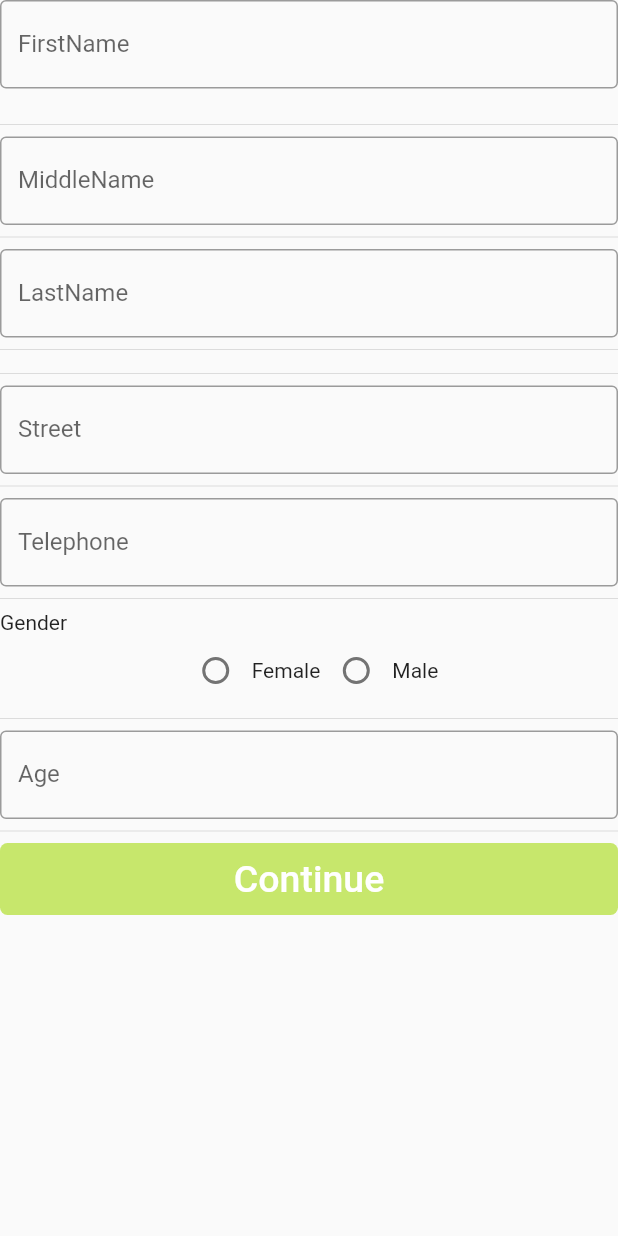
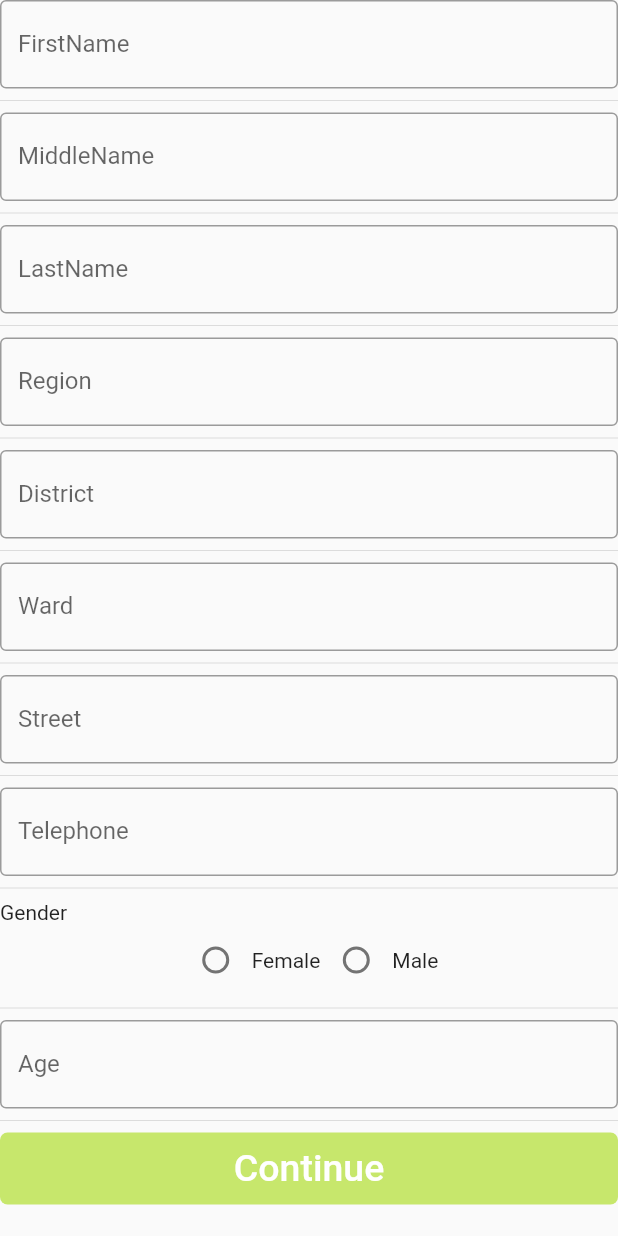
Before and after one commit to MKUTA-PROJECT/MKUTA-Mobile, a Flutter app: the RegisterForm widget shown alone on an empty page, opened directly, on a phone screen of 412 x 824 dp. Run offline on Flutter 3.47's test engine with Material 2 defaults, Android fonts, the light colour scheme and no system bars; our stand-ins replace pie_chart, sqflite; accounts and stored records are empty; network calls fail; statements that could not run were skipped.

Commit message:
some minor correction

```diff
--- a/lib/UI/model/patientResult.dart
+++ b/lib/UI/model/patientResult.dart
@@ -2,7 +2,6 @@ import 'package:flutter/cupertino.dart';
 import 'package:flutter/material.dart';
 import 'package:mkuat/UI/Dahboard/drawer.dart';
 import 'package:mkuat/UI/model/patient.dart';
-import 'package:mkuat/UI/model/result.dart';
 import 'package:mkuat/app_state/patient_state.dart';
 import 'package:provider/provider.dart';
 
@@ -65,7 +64,7 @@ class _PatientResultsState extends State<PatientResults> {
                         children:
                             patientState.patientList.map((Patient patient) {
                           return TableRow(children: [
-                            Column(children: [Text(patient.first_name)]),
+                            Column(children: [Text(patient.first_name),Text(patient.last_name)]),
                             Column(children: [Text(patient.tb_status)]),
                             Column(children: [Text(patient.tb_suspect)]),
                             Column(children: [
@@ -92,6 +91,7 @@ class _PatientResultsState extends State<PatientResults> {
                                                 color: Color(0xFFC7E76C),
                                                 fontSize: 17.0),
                                           )
+
                                         : CircularProgressIndicator(),
                                   ),
                                 ),
--- a/lib/UI/model/referal/referalForm.dart
+++ b/lib/UI/model/referal/referalForm.dart
@@ -1,8 +1,9 @@
 import 'package:flutter/material.dart';
 import 'package:mkuat/UI/model/patient.dart';
-import 'package:mkuat/UI/model/referal/referal.dart';
 import 'package:mkuat/app_state/patient_state.dart';
 import 'package:provider/provider.dart';
+
+import '../patientResult.dart';
 
 class ReferalForm extends StatefulWidget {
   //const ReferalForm({ Key? key }) : super(key: key);
@@ -161,7 +162,7 @@ class _ReferalFormState extends State<ReferalForm> {
                             Navigator.push(
                                               context,
                                               MaterialPageRoute(
-                                                  builder: (context) => Referal()),
+                                                  builder: (context) => PatientResults()),
                                             );
                         },
                         child: Center(
--- a/lib/UI/qns/question4.dart
+++ b/lib/UI/qns/question4.dart
@@ -171,7 +171,7 @@ class _Question4State extends State<Question4> {
               ],
             ),
             Divider(),
-            Text('hymoptyysis ?'),
+            Text('hemoptysis ?'),
             Row(
               mainAxisAlignment: MainAxisAlignment.center,
               children: <Widget>[
--- a/lib/UI/registration/register.dart
+++ b/lib/UI/registration/register.dart
@@ -1,8 +1,6 @@
 import 'package:flutter/material.dart';
 import 'package:mkuat/UI/Dahboard/drawer.dart';
 import 'package:mkuat/UI/registration/registerForm.dart';
-import 'package:mkuat/app_state/location_state.dart';
-import 'package:provider/provider.dart';
 
 class Register extends StatefulWidget {
   @override
@@ -20,7 +18,7 @@ class _RegisterState extends State<Register> {
         appBar: AppBar(
           title: const Text(
             ' Client Registration',
-            style: TextStyle(color: Colors.black),
+            style: TextStyle(color: Colors.white),
           ),
           backgroundColor: Color(0xFFC7E76C),
           centerTitle: true,
--- a/lib/UI/registration/registerForm.dart
+++ b/lib/UI/registration/registerForm.dart
@@ -1,6 +1,5 @@
 import 'dart:math';
 import 'package:flutter/material.dart';
-import 'package:mkuat/UI/main/dropDown.dart';
 import 'package:mkuat/UI/model/locationModel/district.dart';
 import 'package:mkuat/UI/model/locationModel/region.dart';
 import 'package:mkuat/UI/model/locationModel/ward.dart';
@@ -73,12 +72,12 @@ class _RegisterFormState extends State<RegisterForm> {
       switch (radioValue) {
         case 0:
           setState(() {
-            _gController.text = "0";
+            _gController.text = "1";
           });
           break;
         case 1:
           setState(() {
-            _gController.text = "1";
+            _gController.text = "0";
           });
           //  Provider.of<QuestionaireState>(context, listen: false)
           //       .onPutAnswer({1:"1"});
@@ -126,10 +125,10 @@ class _RegisterFormState extends State<RegisterForm> {
                 // validator: (String value) {
                 //   if (value.trim().isEmpty) {
                 //     return 'name is required';
-                //   }
+                //   }r
                 // },
               ),
-              const SizedBox(height: 16.0),
+              //const SizedBox(height: 16.0),
               Divider(),
               TextFormField(
                 controller: _mController,
@@ -158,60 +157,44 @@ class _RegisterFormState extends State<RegisterForm> {
                 // },
               ),
               Divider(),
-              // TextFormField(
-              //   controller: _rController,
-              //   decoration: const InputDecoration(
-              //     border: OutlineInputBorder(),
-              //     labelText: 'Region',
-              //   ),
-              //   // validator: (String value) {
-              //   // if (value.trim().isEmpty) {
-              //   // return 'Full name is required';
-              //   // }
-              //   // },
-              // ),
-              // Padding(
-              //   padding: const EdgeInsets.all(10.0),
-              //   child: DropDownStrip(
-              //     dropdownitem: regionname,
-              //     onChange: (newValue) async {
-              //       regionname = newValue;
+              TextFormField(
+                controller: _rController,
+                decoration: const InputDecoration(
+                  border: OutlineInputBorder(),
+                  labelText: 'Region',
+                ),
+                // validator: (String value) {
+                // if (value.trim().isEmpty) {
+                // return 'Full name is required';
+                // }
+                // },
+               ),Divider(),
+              TextFormField(
+                controller: _dController,
+                decoration: const InputDecoration(
+                  border: OutlineInputBorder(),
+                  labelText: 'District',
+                ),
+                // validator: (String value) {
+                // if (value.trim().isEmpty) {
+                // return 'Full name is required';
+                // }
+                // },
+               ),
+             Divider(),
+             TextFormField(
+                controller: _wController,
+                decoration: const InputDecoration(
+                  border: OutlineInputBorder(),
+                  labelText: 'Ward',
+                ),
+                // validator: (String value) {
+                // if (value.trim().isEmpty) {
+                // return 'Full name is required';
+                // }
+                // },
+               ),
 
-              //       await locationState.onGetRegions();
-              //       regionDropDownValue =
-              //           await locationState.getSelectedRegion(regionname);
-              //     },
-              //     item: locationState.regionListString,
-              //   ),
-              // ),
-              // Divider(),
-              // Padding(
-              //   padding: const EdgeInsets.all(10.0),
-              //   child: DropDownStrip(
-              //     dropdownitem: districtname,
-              //     onChange: (newValue) async {
-              //       districtname = newValue;
-              //       await locationState.onGetDistrict();
-              //       districtDropDownValue =
-              //           await locationState.getSelectedDistrict(districtname);
-              //     },
-              //     item: locationState.districtListString,
-              //   ),
-              // ),
-              // Divider(),
-              // Padding(
-              //   padding: const EdgeInsets.all(10.0),
-              //   child: DropDownStrip(
-              //     dropdownitem: wardname,
-              //     onChange: (newValue) async {
-              //       wardname = newValue;
-              //       await locationState.onGetWard();
-              //       wardDropDownValue =
-              //           await locationState.getSelectedWard(wardname);
-              //     },
-              //     item: locationState.wardListString,
-              //   ),
-              // ),
               Divider(),
               TextFormField(
                 controller: _sController,
@@ -258,30 +241,7 @@ class _RegisterFormState extends State<RegisterForm> {
                 ],
               ),
               Divider(),
-              // Row(
-              //   children: [
-              //     Column(
-              //       children: [
-              //         ElevatedButton(
-              //           onPressed: () => _selectDate(context), // Refer step 3
-              //           child: Text(
-              //             'Select date',
-              //             style: TextStyle(
-              //                 color: Colors.black,
-              //                 fontWeight: FontWeight.bold),
-              //           ),
-              //           // color: Colors.greenAccent,
-              //         ),
-              //       ],
-              //     ),
-              //     Spacer(),
-              //     Text(
-              //       "${selectedDate.toLocal()}".split(' ')[0],
-              //       style:
-              //           TextStyle(fontSize: 15, fontWeight: FontWeight.bold),
-              //     ),
-              //   ],
-              // ),
+
               TextFormField(
                 // onSaved: (val) => handleAgeTextField(val),
                 controller: _aController,
```
Also changed, not shown: lib/UI/model/referal/referal.dart (+9 -8 lines), lib/UI/model/result.dart (+109 -35 lines).
